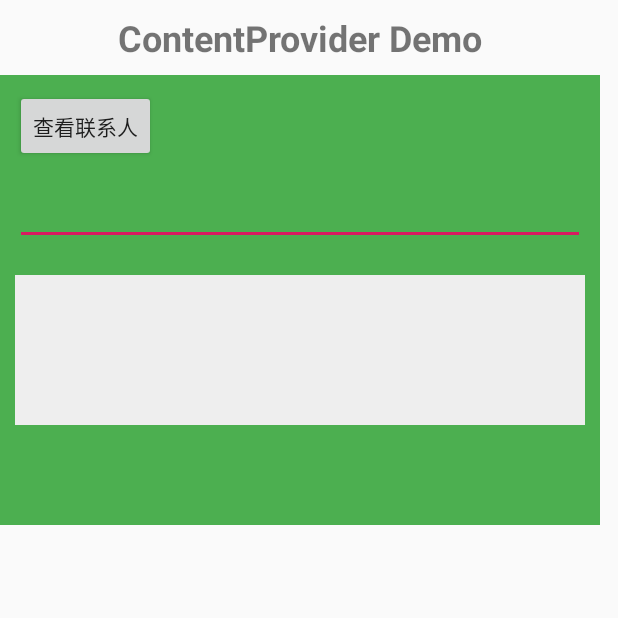
After one commit to lei2350934xj/AndroidLearning, an Android app: the ProviderDisplay screen opened directly, with no data from a screen before it, on a phone screen of 412 x 824 dp, the top half of it. The commit adds this screen. Run offline under Robolectric (Android 15) with nearby library versions, the phone set to English and light mode, and no system bars.

Commit message:
ContentProvider的使用教程

```diff
--- a/app/src/main/AndroidManifest.xml
+++ b/app/src/main/AndroidManifest.xml
@@ -15,6 +15,9 @@
     <uses-permission android:name="android.permission.BLUETOOTH_ADMIN"/>
     <uses-permission-sdk-23 android:name="android.permission.ACCESS_COARSE_LOCATION"/>
     <uses-permission android:name="android.permission.RECEIVE_BOOT_COMPLETED"/>
+    <uses-permission android:name="android.permission.READ_CONTACTS"/>
+    <uses-permission android:name="android.permission.WRITE_CONTACTS"/>
+    <uses-permission android:name="android.permission.WRITE_PROFILE"/>
 
 
     <application
@@ -62,6 +65,7 @@
         <activity android:name=".ServiceView"></activity>
         <activity android:name=".IntentServiceView"></activity>
         <activity android:name=".BroadcastDisplay"></activity>
+        <activity android:name=".ProviderDisplay"></activity>
 
         <!--    除了Activity以外 Service也必须在Manifest中注册才能使用    -->
         <service android:name=".ServiceDisplay"></service>
--- /dev/null
+++ b/app/src/main/java/com/example/helloworld/ProviderDisplay.java
@@ -0,0 +1,54 @@
+package com.example.helloworld;
+
+import android.Manifest;
+import android.app.Activity;
+import android.content.ContentResolver;
+import android.content.pm.PackageManager;
+import android.database.Cursor;
+import android.net.Uri;
+import android.os.Build;
+import android.os.Bundle;
+import android.view.View;
+import android.widget.EditText;
+import android.widget.TextView;
+
+public class ProviderDisplay extends Activity {
+
+    EditText provider_number;
+    TextView provider_content;
+
+    @Override
+    protected void onCreate(Bundle savedInstanceState) {
+        super.onCreate(savedInstanceState);
+        setContentView(R.layout.activity_provider);
+
+        provider_number = findViewById(R.id.provider_number);
+        provider_content = findViewById(R.id.provider_content);
+
+    }
+
+    private void showContacts() {
+
+    }
+
+    public void search_number(View v){
+        /**
+         * Android虚拟机权限需要手动添加：
+         * 在 所有应用 中，找到你的程序，然后手动添加 “权限”，钩选“通讯录”即可
+         */
+        Uri uri = Uri.parse("content://com.android.contacts/data/phones/filter/" + provider_number.getText().toString());
+        ContentResolver resolver = getContentResolver();
+        Cursor cursor = resolver.query(uri, new String[]{"display_name"}, null, null, null);
+        // cursor.moveToFirst() 为false 则没有找到对应的联系人
+        if (cursor.moveToFirst()) {
+            String name = cursor.getString(0);
+            System.out.println(provider_number + "对应的联系人名称：" + name);
+            provider_content.setText(provider_number+"对应的联系人名称："+name);
+        }else{
+            System.out.println("对应的联系人名称：" + cursor.moveToFirst());
+            provider_content.setText("对不起没有找到对应的联系人");
+        }
+        cursor.close();
+    }
+
+}
--- /dev/null
+++ b/app/src/main/res/layout/activity_provider.xml
@@ -0,0 +1,51 @@
+<?xml version="1.0" encoding="utf-8"?>
+<LinearLayout xmlns:android="http://schemas.android.com/apk/res/android"
+    xmlns:tools="http://schemas.android.com/tools"
+    android:layout_width="match_parent"
+    android:layout_height="match_parent"
+    android:orientation="vertical"
+    tools:context=".MainActivity">
+    <TextView
+        android:layout_width="400dp"
+        android:layout_height="50dp"
+        android:textSize="24sp"
+        android:textStyle="bold"
+        android:textAlignment="center"
+        android:gravity="center"
+        android:text="ContentProvider Demo"
+        />
+
+    <LinearLayout
+        android:id="@+id/ll_layout"
+        android:layout_width="400dp"
+        android:layout_height="300dp"
+        android:background="#4CAF50"
+        android:padding="10dp"
+        android:orientation="vertical" >
+
+
+        <Button
+            android:id="@+id/btn_search_number"
+            android:layout_width="wrap_content"
+            android:layout_height="wrap_content"
+            android:onClick="search_number"
+            android:text="查看联系人"/>
+        <EditText
+
+            android:id="@+id/provider_number"
+            android:layout_width="match_parent"
+            android:layout_height="wrap_content"
+            android:layout_marginTop="10dp"
+            android:ems="10"
+        />
+        <TextView
+            android:id="@+id/provider_content"
+            android:layout_width="match_parent"
+            android:layout_height="100dp"
+            android:layout_marginTop="20dp"
+            android:background="#eee"
+            />
+
+    </LinearLayout>
+
+</LinearLayout>
```
Also changed, not shown: app/src/main/java/com/example/helloworld/MainActivity.java (+7 -0 lines).
